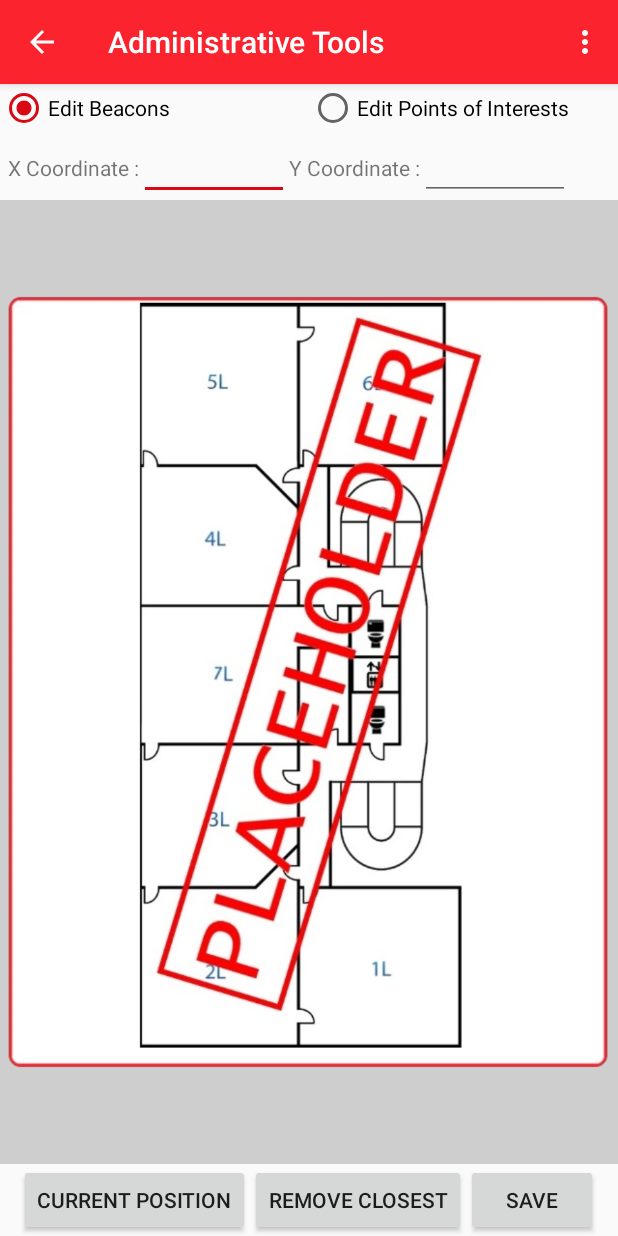
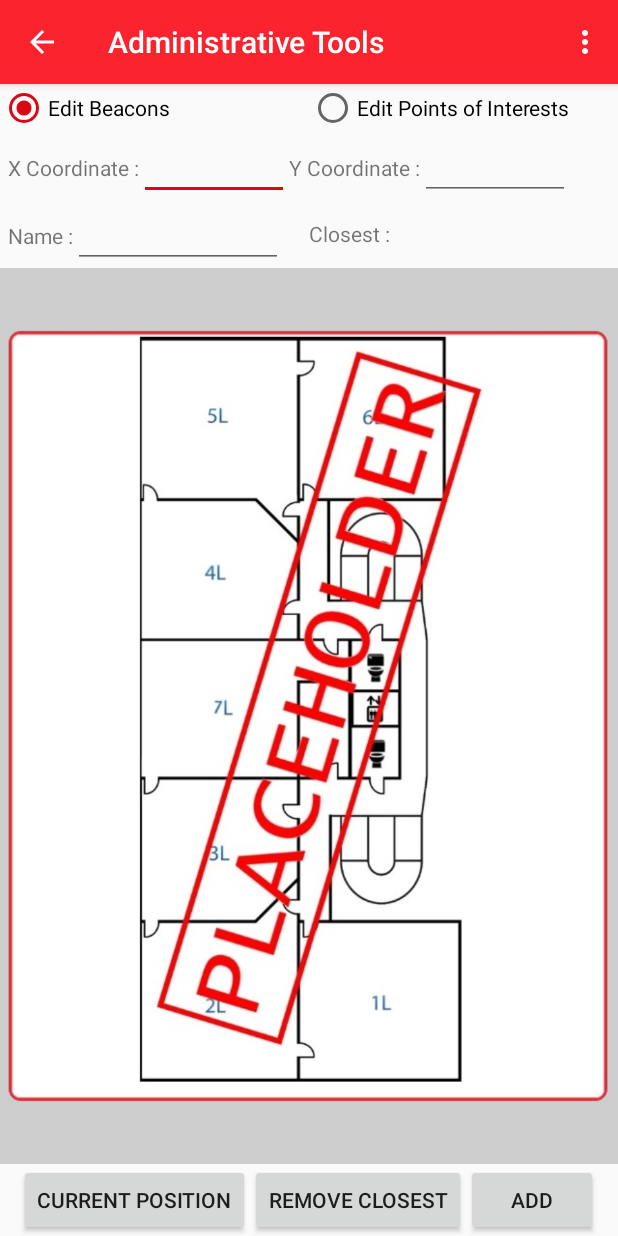
Before and after one commit to anthonyprudhomme/AugmentEPF_mobile_app, an Android app: the AdminActivity screen opened directly, with no data from a screen before it, on a phone screen of 412 x 824 dp. Run offline under Robolectric (Android 15) with nearby library versions, the phone set to English and light mode, and no system bars.

Commit message:
Updated  the admin tools a bit more

```diff
--- a/AugmentEPF/app/src/main/res/layout/activity_admin.xml
+++ b/AugmentEPF/app/src/main/res/layout/activity_admin.xml
@@ -34,6 +34,7 @@
     <LinearLayout android:orientation="horizontal"
         android:layout_height="wrap_content"
         android:layout_width="match_parent">
+
         <TextView android:layout_marginLeft="5dp"
             android:text="X Coordinate :"
             android:layout_height="wrap_content"
@@ -56,6 +57,49 @@
             android:layout_width="100dp"/>
     </LinearLayout>
 
+    <LinearLayout android:orientation="horizontal"
+        android:layout_height="wrap_content"
+        android:layout_width="match_parent">
+
+        <LinearLayout
+            android:layout_weight="1"
+            android:orientation="horizontal"
+            android:layout_width="match_parent"
+            android:layout_height="wrap_content">
+
+            <TextView android:layout_marginLeft="5dp"
+                android:text="Name :"
+                android:layout_height="wrap_content"
+                android:layout_width="wrap_content" />
+
+            <EditText
+                android:id="@+id/item_name_Text"
+                android:layout_height="wrap_content"
+                android:layout_width="140dp"/>
+
+        </LinearLayout>
+
+        <LinearLayout
+            android:layout_weight="1"
+            android:orientation="horizontal"
+            android:layout_width="match_parent"
+            android:layout_height="match_parent">
+
+            <TextView android:text="Closest :"
+                android:layout_gravity="center_vertical"
+                android:layout_height="wrap_content"
+                android:layout_width="wrap_content" />
+
+            <TextView
+                android:layout_gravity="center_vertical"
+                android:id="@+id/closestText"
+                android:layout_height="wrap_content"
+                android:layout_width="100dp"/>
+
+        </LinearLayout>
+
+    </LinearLayout>
+
     <ImageView android:id="@+id/admin_imageView"
         android:layout_weight="1"
         android:layout_height="0dp"
@@ -66,6 +110,7 @@
         android:orientation="horizontal"
         android:layout_width="match_parent"
         android:layout_height="wrap_content">
+
         <Button
             android:layout_height="wrap_content"
             android:layout_width="wrap_content"
@@ -82,7 +127,7 @@
             android:layout_height="wrap_content"
             android:layout_width="wrap_content"
             android:layout_gravity="center"
-            android:text="Save"
+            android:text="Add"
             android:onClick="onSaveClick"/>
     </LinearLayout>
 
```
Also changed, not shown: AugmentEPF/app/src/main/java/com/filiereticsa/arc/augmentepf/activities/AdminActivity.java (+26 -4 lines).
